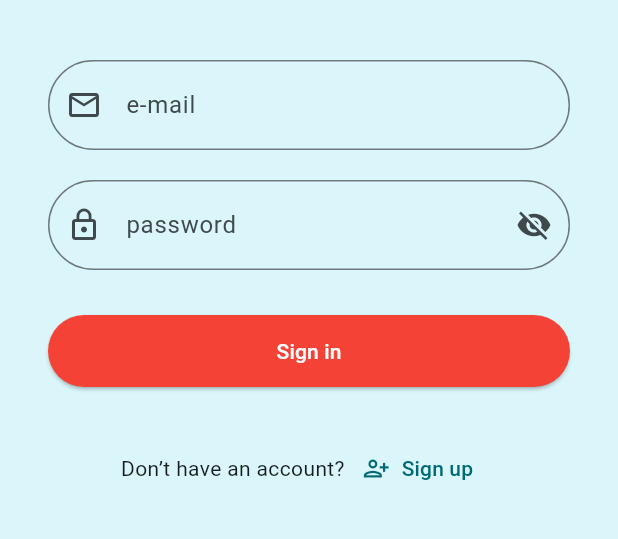
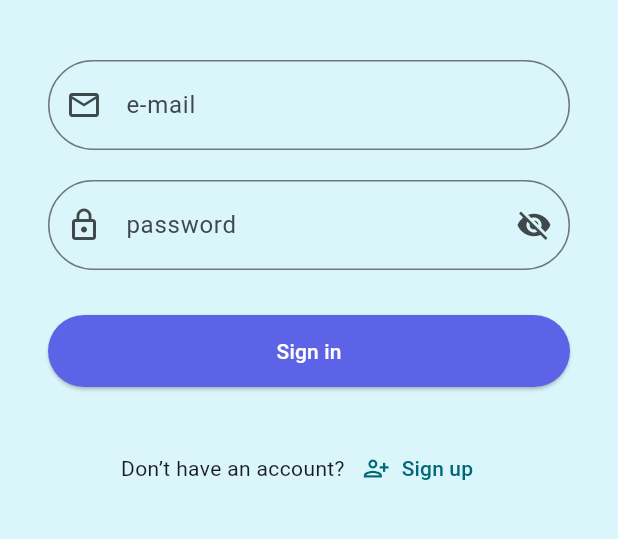
Before and after one commit to HiromuYamana/MIECAL, a Flutter app: the LoginScreen screen opened by its route, on a phone screen of 412 x 824 dp, the part 435-974 px from its top. Run offline on Flutter 3.47's test engine with Material 3 defaults, Android fonts, the phone set to English and light mode, and no system bars; our stand-ins replace audioplayers, cloud_firestore, firebase_auth, firebase_core, qr_flutter, table_calendar and 1 more; missing offline and left inert: dart:html; accounts and stored records are empty.

```diff
--- a/lib/login_page.dart
+++ b/lib/login_page.dart
@@ -190,7 +190,7 @@ class _LoginScreenState extends State<LoginScreen> {
                   child: ElevatedButton(
                     onPressed: isLoading ? null : signIn,
                     style: ElevatedButton.styleFrom(
-                      backgroundColor: const Color(0xFFF44336), // 赤系ボタン
+                      backgroundColor: const Color.fromARGB(255, 93, 99, 230), // Sign inボタン
                       foregroundColor: Colors.white,
                       shape: RoundedRectangleBorder(
                         borderRadius: BorderRadius.circular(30),
--- a/pubspec.yaml
+++ b/pubspec.yaml
@@ -25,6 +25,7 @@ dependencies:
   provider: ^6.1.5
   vibration: ^1.7.4
   audioplayers: ^5.2.1
+  google_fonts: ^6.2.1
 
 dev_dependencies:
   flutter_test:
```
